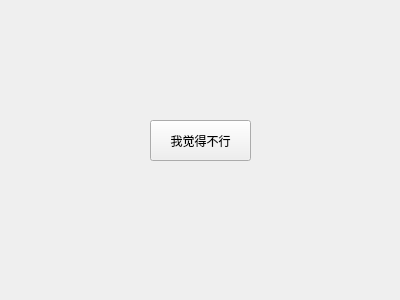
The window that Test1/widget.ui (Xie-Long-0/Qt_projects) describes before a commit, drawn with Qt 5.
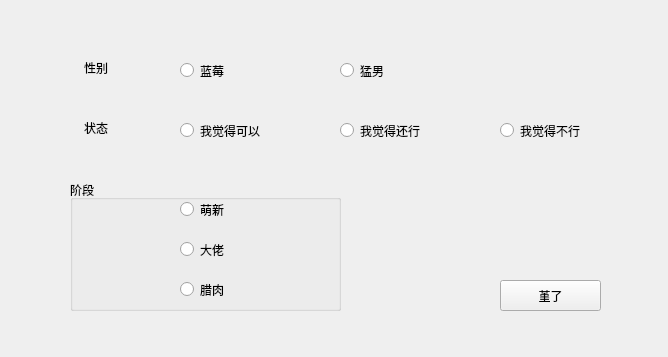
The same window after the commit.

Commit message: upgrade to radioButton section

Patch:
```diff
--- a/Test1/widget.ui
+++ b/Test1/widget.ui
@@ -6,8 +6,8 @@
    <rect>
     <x>0</x>
     <y>0</y>
-    <width>400</width>
-    <height>300</height>
+    <width>668</width>
+    <height>357</height>
    </rect>
   </property>
   <property name="windowTitle">
@@ -16,16 +16,168 @@
   <widget class="QPushButton" name="pushButton">
    <property name="geometry">
     <rect>
-     <x>150</x>
-     <y>120</y>
+     <x>500</x>
+     <y>280</y>
      <width>101</width>
-     <height>41</height>
+     <height>31</height>
+    </rect>
+   </property>
+   <property name="text">
+    <string>堇了</string>
+   </property>
+  </widget>
+  <widget class="QLabel" name="label_type">
+   <property name="geometry">
+    <rect>
+     <x>60</x>
+     <y>60</y>
+     <width>72</width>
+     <height>15</height>
+    </rect>
+   </property>
+   <property name="layoutDirection">
+    <enum>Qt::LeftToRight</enum>
+   </property>
+   <property name="text">
+    <string>性别</string>
+   </property>
+   <property name="alignment">
+    <set>Qt::AlignCenter</set>
+   </property>
+  </widget>
+  <widget class="QLabel" name="label_status">
+   <property name="geometry">
+    <rect>
+     <x>60</x>
+     <y>120</y>
+     <width>72</width>
+     <height>15</height>
+    </rect>
+   </property>
+   <property name="text">
+    <string>状态</string>
+   </property>
+   <property name="alignment">
+    <set>Qt::AlignCenter</set>
+   </property>
+  </widget>
+  <widget class="QRadioButton" name="radBtn_type_LM">
+   <property name="geometry">
+    <rect>
+     <x>180</x>
+     <y>60</y>
+     <width>117</width>
+     <height>21</height>
+    </rect>
+   </property>
+   <property name="text">
+    <string>蓝莓</string>
+   </property>
+  </widget>
+  <widget class="QRadioButton" name="radBtn_type_MN">
+   <property name="geometry">
+    <rect>
+     <x>340</x>
+     <y>60</y>
+     <width>117</width>
+     <height>21</height>
+    </rect>
+   </property>
+   <property name="text">
+    <string>猛男</string>
+   </property>
+  </widget>
+  <widget class="QRadioButton" name="radBtn_status_1">
+   <property name="geometry">
+    <rect>
+     <x>180</x>
+     <y>120</y>
+     <width>117</width>
+     <height>21</height>
+    </rect>
+   </property>
+   <property name="text">
+    <string>我觉得可以</string>
+   </property>
+  </widget>
+  <widget class="QRadioButton" name="radBtn_status_2">
+   <property name="geometry">
+    <rect>
+     <x>340</x>
+     <y>120</y>
+     <width>117</width>
+     <height>21</height>
+    </rect>
+   </property>
+   <property name="text">
+    <string>我觉得还行</string>
+   </property>
+  </widget>
+  <widget class="QRadioButton" name="radBtn_status_3">
+   <property name="geometry">
+    <rect>
+     <x>500</x>
+     <y>120</y>
+     <width>117</width>
+     <height>21</height>
     </rect>
    </property>
    <property name="text">
     <string>我觉得不行</string>
    </property>
   </widget>
+  <widget class="QGroupBox" name="groupBox">
+   <property name="geometry">
+    <rect>
+     <x>70</x>
+     <y>180</y>
+     <width>271</width>
+     <height>131</height>
+    </rect>
+   </property>
+   <property name="title">
+    <string>阶段</string>
+   </property>
+   <widget class="QRadioButton" name="radBtn_gpBox_1">
+    <property name="geometry">
+     <rect>
+      <x>110</x>
+      <y>20</y>
+      <width>115</width>
+      <height>19</height>
+     </rect>
+    </property>
+    <property name="text">
+     <string>萌新</string>
+    </property>
+   </widget>
+   <widget class="QRadioButton" name="radBtn_gpBox_2">
+    <property name="geometry">
+     <rect>
+      <x>110</x>
+      <y>60</y>
+      <width>115</width>
+      <height>19</height>
+     </rect>
+    </property>
+    <property name="text">
+     <string>大佬</string>
+    </property>
+   </widget>
+   <widget class="QRadioButton" name="radBtn_gpBox_3">
+    <property name="geometry">
+     <rect>
+      <x>110</x>
+      <y>100</y>
+      <width>115</width>
+      <height>19</height>
+     </rect>
+    </property>
+    <property name="text">
+     <string>腊肉</string>
+    </property>
+   </widget>
+  </widget>
  </widget>
  <layoutdefault spacing="6" margin="11"/>
  <resources/>
```
The commit also changes 2 other files.
